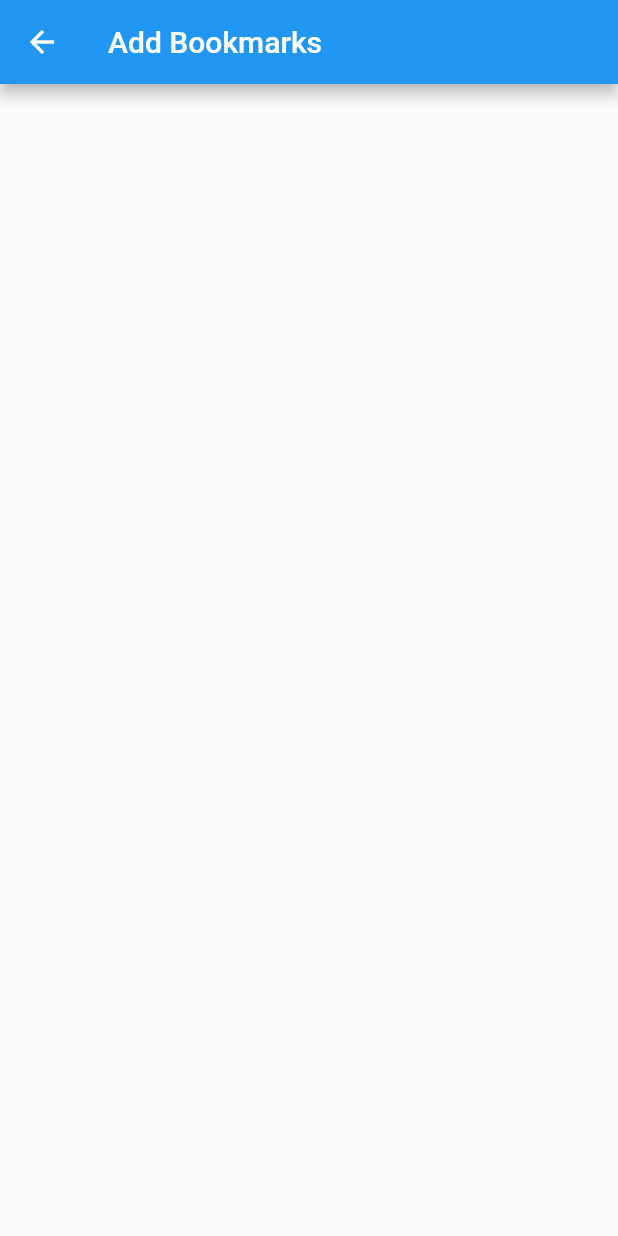
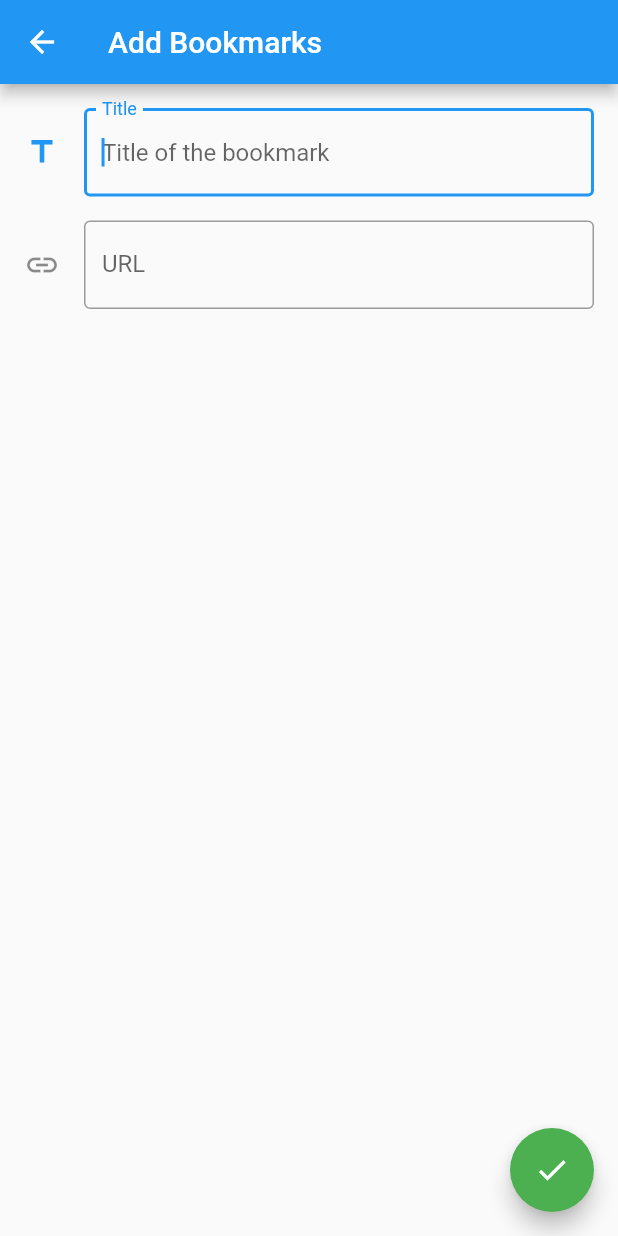
Before and after one commit to naoshi20/flutter_bookmark_app, a Flutter app: the screen it shows after launch, after a tap on "Add", on a phone screen of 412 x 824 dp. Run offline on Flutter 3.47's test engine with Material 2 defaults, Android fonts, the phone set to English and light mode, and no system bars; our stand-ins replace webview_flutter.

Commit message:
register bookmarks

```diff
--- a/lib/page/add_bookmark_page.dart
+++ b/lib/page/add_bookmark_page.dart
@@ -1,15 +1,96 @@
 import 'package:flutter/material.dart';
+import '../model/bookmark.dart';
 
-class AddBookmarksPage extends StatelessWidget {
+class AddBookmarksPage extends StatefulWidget {
   const AddBookmarksPage({super.key});
+
+  @override
+  State<AddBookmarksPage> createState() => _AddBookmarksPageState();
+}
+
+class _AddBookmarksPageState extends State<AddBookmarksPage> {
+  final _titleTextController = TextEditingController();
+  final _linkTextController = TextEditingController();
+  final _linkFocusNode = FocusNode();
 
   @override
   Widget build(BuildContext context) {
     return Scaffold(
-      appBar: AppBar(
-        title: const Text("Add Bookmarks"),
-      ),
-      //body: ,
-    );
+        appBar: AppBar(
+          title: const Text("Add Bookmarks"),
+        ),
+        floatingActionButton: Builder(
+            builder: (BuildContext context) => FloatingActionButton(
+                  backgroundColor: Colors.green,
+                  onPressed: () {
+                    String title = _titleTextController.text;
+                    String link = _linkTextController.text;
+
+                    ScaffoldMessenger.of(context).hideCurrentSnackBar();
+                    if (isInputValid(title, link)) {
+                      Navigator.pop(context, Bookmark(title, link));
+                    } else {
+                      showInputError(context, title, link);
+                    }
+                  },
+                  child: const Icon(Icons.check),
+                )),
+        body: Padding(
+          padding: const EdgeInsets.all(16.0),
+          child: Column(children: <Widget>[
+            TextFormField(
+              autofocus: true,
+              controller: _titleTextController,
+              textInputAction: TextInputAction.next,
+              onFieldSubmitted: (textInput) {
+                FocusScope.of(context).requestFocus(_linkFocusNode);
+              },
+              decoration: const InputDecoration(
+                icon: Icon(Icons.title),
+                labelText: "Title",
+                hintText: "Title of the bookmark",
+                border: OutlineInputBorder(),
+              ),
+            ),
+            const SizedBox(
+              height: 16,
+            ),
+            TextFormField(
+              controller: _linkTextController,
+              focusNode: _linkFocusNode,
+              decoration: const InputDecoration(
+                icon: Icon(Icons.link),
+                labelText: "URL",
+                hintText: "Webpage link",
+                border: OutlineInputBorder(),
+              ),
+            ),
+          ]),
+        ));
+  }
+
+  @override
+  void dispose() {
+    _titleTextController;
+    _linkTextController;
+    _linkFocusNode;
+    super.dispose();
+  }
+
+  bool isInputValid(String title, String link) {
+    return title.isNotEmpty && link.isNotEmpty;
+  }
+
+  void showInputError(BuildContext context, String title, String link) {
+    if (title.isEmpty) {
+      showSnackBar(context, "Title cannot be empty");
+    } else if (link.isEmpty) {
+      showSnackBar(context, "Link cannot be empty");
+    }
+  }
+
+  void showSnackBar(BuildContext context, String message) {
+    ScaffoldMessenger.of(context)
+        .showSnackBar(SnackBar(content: Text(message)));
   }
 }
--- a/lib/util/navigation_util.dart
+++ b/lib/util/navigation_util.dart
@@ -8,7 +8,7 @@
       builder: (context) => ViewBookmarksPage(bookmark: bookmark)));
 }
 
-void navigateToAddBookmarkPage(BuildContext context) {
-  Navigator.of(context)
+Future navigateToAddBookmarkPage(BuildContext context) {
+  return Navigator.of(context)
       .push(MaterialPageRoute(builder: (context) => const AddBookmarksPage()));
 }
--- a/lib/widget/bookmarks_list_widget.dart
+++ b/lib/widget/bookmarks_list_widget.dart
@@ -11,10 +11,17 @@
   @override
   Widget build(BuildContext context) {
     return ListView(
-      children: <Widget>[
-        BookmarksItemWidget(bookmark: bookmarksList[0]),
-        BookmarksItemWidget(bookmark: bookmarksList[1]),
-      ],
+      children: getBookmarkWidgetsList(),
     );
   }
+
+  List<BookmarksItemWidget> getBookmarkWidgetsList() {
+    List<BookmarksItemWidget> list = [];
+
+    for (Bookmark bookmark in bookmarksList) {
+      list.add(BookmarksItemWidget(bookmark: bookmark));
+    }
+
+    return list;
+  }
 }
```
Also changed, not shown: lib/page/bookmarks_page.dart (+18 -3 lines).
